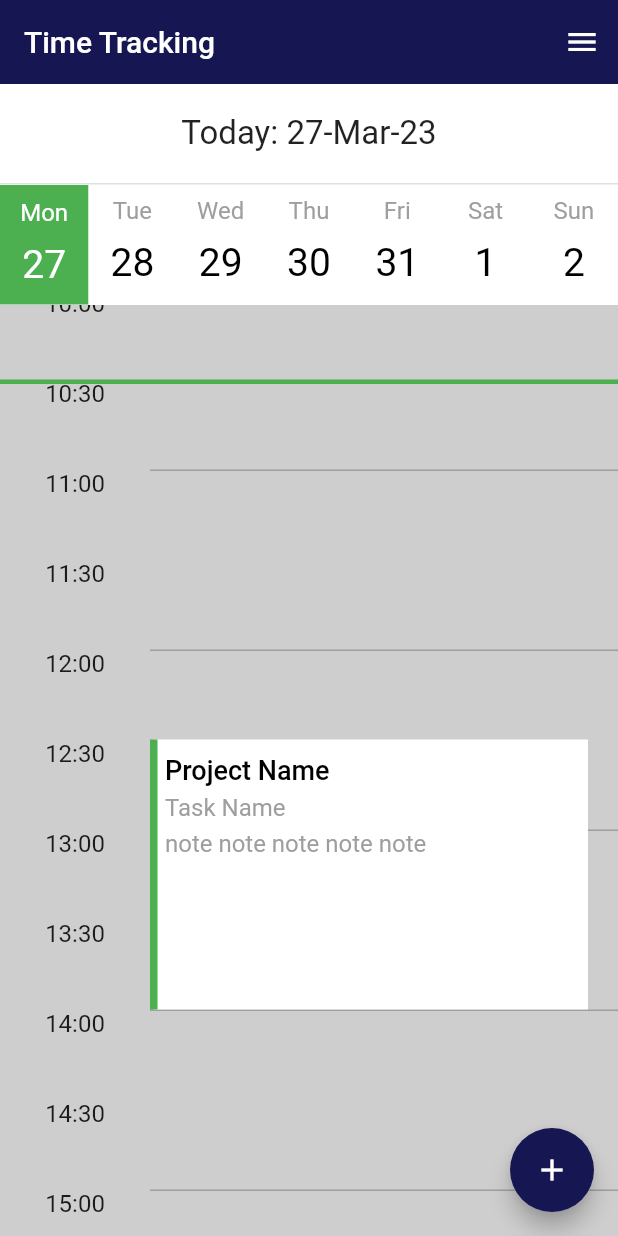
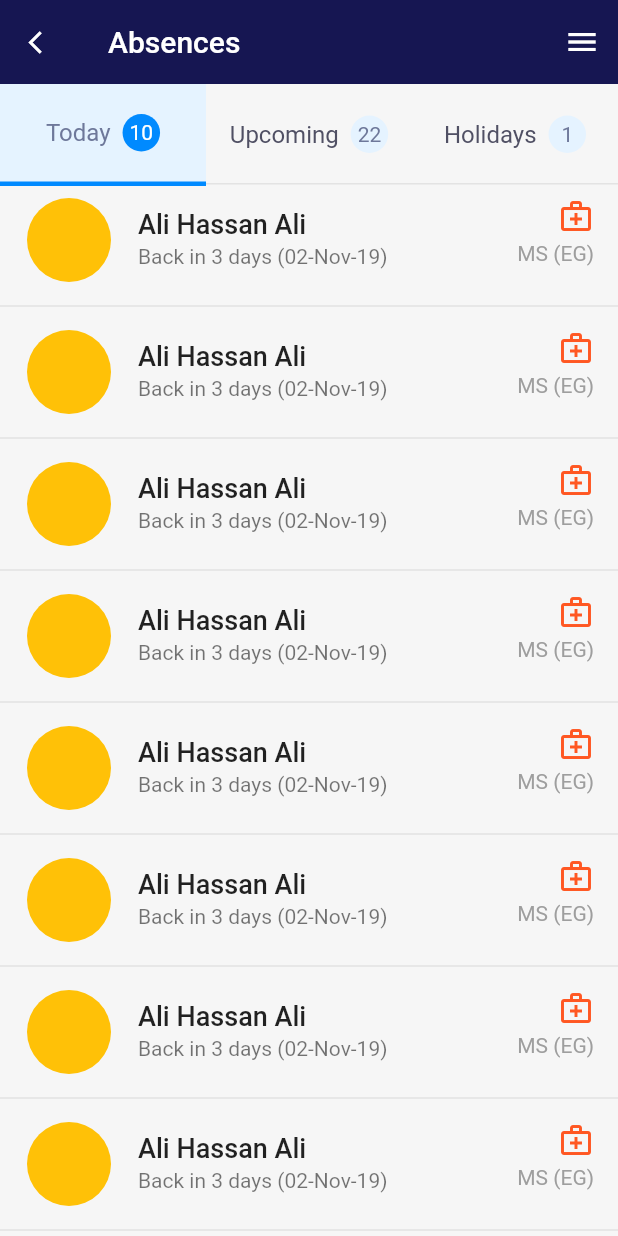
Before and after one commit to HarshsSharma/rc_ali, a Flutter app: the screen it shows after launch, on a phone screen of 412 x 824 dp. Run offline on Flutter 3.47's test engine with Material 2 defaults, Android fonts, the phone set to English and light mode, and no system bars; our stand-ins replace flutter_slidable, internet_connection_checker.

Commit message:
tap bar component and absence view

```diff
--- /dev/null
+++ b/phone_log/lib/core/components/tap_bar.dart
@@ -0,0 +1,88 @@
+import 'package:flutter/material.dart';
+
+import '../extinsions/media_query.dart';
+
+class CustomTapBar extends StatefulWidget {
+  final List<TabBarItem> children;
+  final ValueChanged<int> onChanged;
+  const CustomTapBar(
+      {super.key, required this.children, required this.onChanged});
+
+  @override
+  State<CustomTapBar> createState() => _CustomTapBarState();
+}
+
+class _CustomTapBarState extends State<CustomTapBar> {
+  int _isSelected = 0;
+  @override
+  Widget build(BuildContext context) {
+    return Row(
+        children: widget.children
+            .map((e) => Expanded(
+                    child: InkWell(
+                  onTap: () {
+                    setState(() {
+                      _isSelected = widget.children.indexOf(e);
+                    });
+                    widget.onChanged(widget.children.indexOf(e));
+                  },
+                  child: Container(
+                    padding: const EdgeInsets.symmetric(vertical: 20),
+                    decoration: BoxDecoration(
+                      color: _isSelected == widget.children.indexOf(e)
+                          ? const Color(0xffE5F3FF)
+                          : const Color(0x00000033),
+                      border: Border(
+                        bottom: BorderSide(
+                            color: _isSelected == widget.children.indexOf(e)
+                                ? const Color(0xff008AFF)
+                                : const Color(0xffE3E3E3),
+                            width: _isSelected == widget.children.indexOf(e)
+                                ? 3
+                                : 1),
+                      ),
+                    ),
+                    child: Row(
+                      mainAxisAlignment: MainAxisAlignment.center,
+                      children: [
+                        Text(
+                          e.label,
+                          textScaleFactor: ScaleSize.textScaleFactor(context),
+                          style: TextStyle(
+                              color: _isSelected == widget.children.indexOf(e)
+                                  ? const Color(0xff6E789A)
+                                  : const Color(0xff505064),
+                              fontSize: 16),
+                        ),
+                        const SizedBox(width: 8),
+                        Container(
+                          alignment: Alignment.center,
+                          decoration: BoxDecoration(
+                              shape: BoxShape.circle,
+                              color: _isSelected == widget.children.indexOf(e)
+                                  ? const Color(0xff008AFF)
+                                  : const Color(0xffE5F3FF)),
+                          height: 25,
+                          width: 25,
+                          child: Text(
+                            e.count.toString(),
+                            style: TextStyle(
+                                color: _isSelected == widget.children.indexOf(e)
+                                    ? Colors.white
+                                    : const Color(0xff6E789A)),
+                          ),
+                        ),
+                      ],
+                    ),
+                  ),
+                )))
+            .toList());
+  }
+}
+
+class TabBarItem {
+  final String label;
+  final int count;
+
+  TabBarItem(this.label, this.count);
+}
--- /dev/null
+++ b/phone_log/lib/individual_pages/time_tracking/controller/dashboard_controller.dart
@@ -0,0 +1,16 @@
+import 'package:flutter/material.dart';
+
+class DashBoardViewModel extends ChangeNotifier {
+  bool timeStatsExpanded = true;
+  bool bankAccountsExpande = true;
+
+  void toggleTimeStats() {
+    timeStatsExpanded = !timeStatsExpanded;
+    notifyListeners();
+  }
+
+  void toggleBankAccounts() {
+    bankAccountsExpande = !bankAccountsExpande;
+    notifyListeners();
+  }
+}
--- a/phone_log/lib/individual_pages/time_tracking/controller/time_tracking_controller.dart
+++ b/phone_log/lib/individual_pages/time_tracking/controller/time_tracking_controller.dart
@@ -55,7 +55,7 @@ class TimeTrackingViewModel extends ChangeNotifier {
 
   getThe3WeeksDayes(DateTime d) {
     final start = d.subtract(Duration(days: d.weekday - 1));
-    final startprevious = start.subtract(Duration(days: 7));
+    final startprevious = start.subtract(const Duration(days: 7));
     for (int i = 0; i < 21; i++) {
       threeWeeksDays.add(startprevious.add(Duration(days: i)));
     }
--- /dev/null
+++ b/phone_log/lib/individual_pages/time_tracking/view/absense.dart
@@ -0,0 +1,55 @@
+import 'dart:developer';
+
+import 'package:flutter/material.dart';
+import 'package:flutter/src/widgets/framework.dart';
+import 'package:flutter/src/widgets/placeholder.dart';
+import 'package:phone_log/core/components/tap_bar.dart';
+import 'package:phone_log/individual_pages/time_tracking/view/widget/absence_item.dart';
+
+class AbsenseScreen extends StatelessWidget {
+  const AbsenseScreen({super.key});
+
+  @override
+  Widget build(BuildContext context) {
+    return Scaffold(
+      backgroundColor: const Color(0xffF6F6F6),
+      appBar: AppBar(
+        automaticallyImplyLeading: false,
+        backgroundColor: const Color(0xff161652),
+        toolbarHeight: kToolbarHeight,
+        leading: IconButton(
+          onPressed: () {},
+          icon: Icon(
+            Icons.arrow_back_ios,
+            size: 18,
+          ),
+        ),
+        title: const Text('Absences'),
+        actions: [IconButton(onPressed: () {}, icon: const Icon(Icons.menu))],
+      ),
+      body: Column(
+        children: [
+          CustomTapBar(
+            children: [
+              TabBarItem('Today', 10),
+              TabBarItem('Upcoming', 22),
+              TabBarItem('Holidays', 1),
+            ],
+            onChanged: (value) {
+              log(value.toString());
+            },
+          ),
+          Expanded(
+              child: ListView.separated(
+                  itemBuilder: (context, index) {
+                    return AbsenceItem();
+                  },
+                  separatorBuilder: (context, index) {
+                    return Divider();
+                  },
+                  itemCount: 20))
+        ],
+      ),
+    );
+  }
+}
--- /dev/null
+++ b/phone_log/lib/individual_pages/time_tracking/view/widget/absence_item.dart
@@ -0,0 +1,39 @@
+import 'package:flutter/material.dart';
+import 'package:flutter/src/widgets/framework.dart';
+import 'package:flutter/src/widgets/placeholder.dart';
+
+class AbsenceItem extends StatelessWidget {
+  const AbsenceItem({super.key});
+
+  @override
+  Widget build(BuildContext context) {
+    return ListTile(
+      leading: const CircleAvatar(
+        radius: 30,
+        backgroundColor: Colors.amber,
+      ),
+      title: const Text(
+        'Ali Hassan Ali',
+        style: TextStyle(fontSize: 18, fontWeight: FontWeight.w500),
+      ),
+      subtitle: const Text(
+        'Back in 3 days (02-Nov-19)',
+        style: TextStyle(fontSize: 14),
+      ),
+      trailing: Column(
+        crossAxisAlignment: CrossAxisAlignment.end,
+        children: const [
+          Icon(
+            Icons.medical_services_outlined,
+            color: Colors.deepOrange,
+          ),
+          SizedBox(height: 5),
+          Text(
+            'MS (EG)',
+            style: TextStyle(color: Colors.grey),
+          )
+        ],
+      ),
+    );
+  }
+}
--- a/phone_log/lib/individual_pages/time_tracking/view/widget/radio_button.dart
+++ b/phone_log/lib/individual_pages/time_tracking/view/widget/radio_button.dart
@@ -1,5 +1,4 @@
 import 'package:flutter/material.dart';
-
 
 class RadioOption extends StatelessWidget {
   final bool isSelected;
@@ -9,7 +8,7 @@ class RadioOption extends StatelessWidget {
   @override
   Widget build(BuildContext context) {
     return Padding(
-      padding: const EdgeInsets.only(bottom: 20),
+      padding: const EdgeInsets.only(bottom: 8),
       child: Row(
         children: [
           Container(
--- a/phone_log/lib/main.dart
+++ b/phone_log/lib/main.dart
@@ -3,7 +3,9 @@ import 'package:flutter/services.dart';
 import 'package:phone_log/controller/layout_view_model.dart';
 import 'package:phone_log/core/constant/app_colors.dart';
 import 'package:phone_log/core/router.dart';
+import 'package:phone_log/individual_pages/time_tracking/controller/dashboard_controller.dart';
 import 'package:phone_log/individual_pages/time_tracking/controller/time_tracking_controller.dart';
+import 'package:phone_log/individual_pages/time_tracking/view/absense.dart';
 import 'package:provider/provider.dart';
 
 import 'individual_pages/time_tracking/controller/authController.dart';
@@ -41,6 +43,9 @@ class MyApp extends StatelessWidget {
         ChangeNotifierProvider(
           create: (context) => AuthViewModel(),
         ),
+        ChangeNotifierProvider(
+          create: (context) => DashBoardViewModel(),
+        ),
       ],
       child: MaterialApp(
         debugShowCheckedModeBanner: false,
@@ -53,7 +58,8 @@ class MyApp extends StatelessWidget {
           scaffoldBackgroundColor: AppColors.scaffoldBG,
           primarySwatch: Colors.blue,
         ),
-        home: const TimeTracking(),
+        //home: const TimeTracking(),
+        home: AbsenseScreen(),
         //home: const LoginScreen(),
         // onGenerateRoute: appRouter.onGenerateRoute,
       ),
```
Also changed, not shown: phone_log/lib/individual_pages/time_tracking/view/add_entry_views/entity_options.dart (+11 -6 lines), phone_log/lib/individual_pages/time_tracking/view/dashboard.dart (+123 -32 lines), phone_log/lib/individual_pages/time_tracking/view/login_screen.dart (+12 -12 lines).
